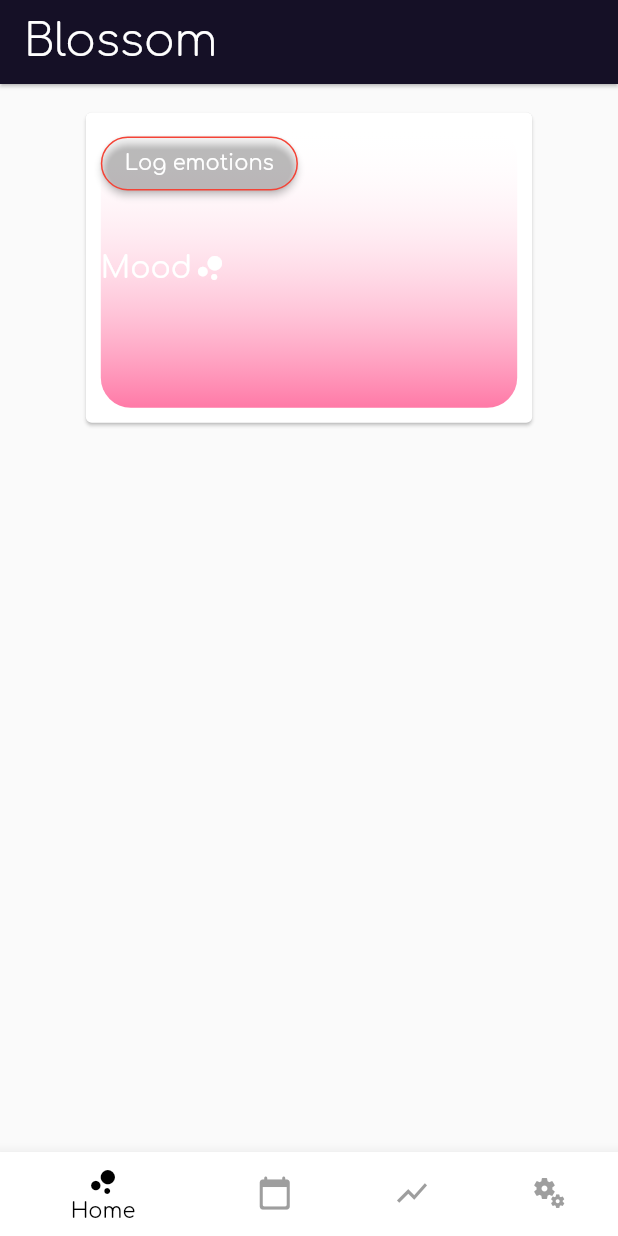
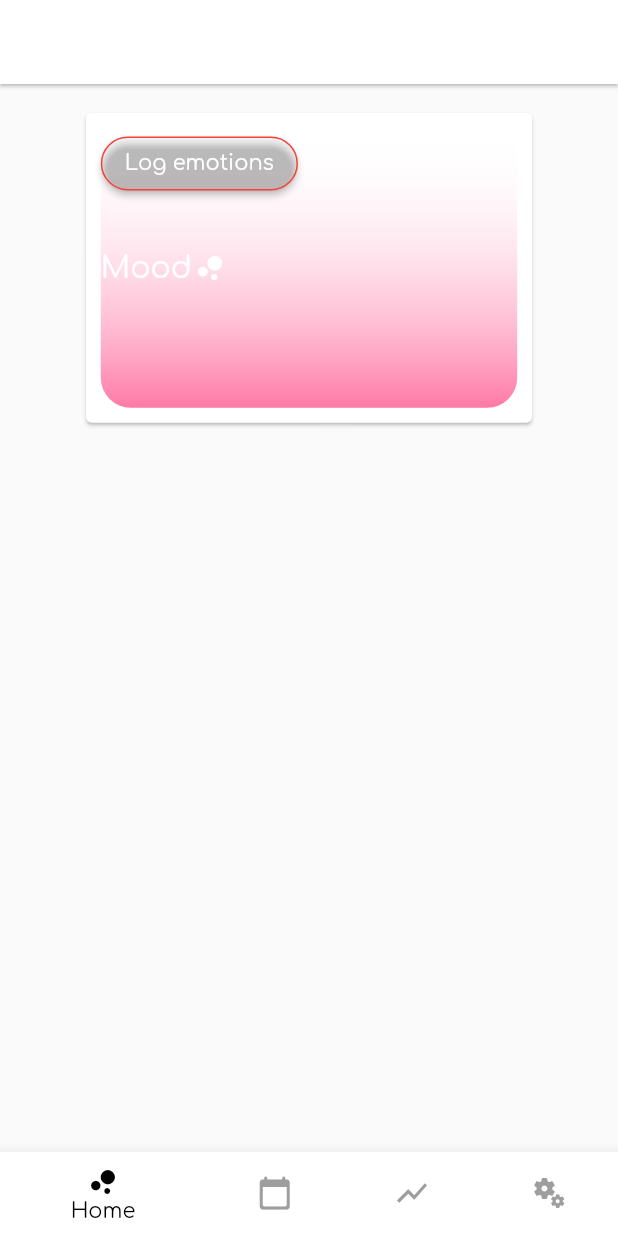
Before and after one commit to AugusteBalz/trial0125, a Flutter app: the screen it shows after launch, on a phone screen of 412 x 824 dp. Run offline on Flutter 3.47's test engine with Material 2 defaults, Android fonts, the phone set to English and light mode, and no system bars; drawn by our look-alikes of carousel_slider; our stand-ins replace hive, toggle_switch; accounts and stored records are empty.

Commit message:
simple theme change works // edit 1

```diff
--- a/lib/globals/colors_of_mood.dart
+++ b/lib/globals/colors_of_mood.dart
@@ -1,7 +1,8 @@
 
 import 'package:flutter/material.dart';
 
-
+//TODO: if ever needed, very very pretty color!!!!!!!!!!!!
+// color: Color(0xFF151026),
 
 
 Color angryMoodColor = Colors.red;
--- a/lib/main.dart
+++ b/lib/main.dart
@@ -53,6 +53,30 @@ class MyAppFirst extends StatelessWidget {
             theme: ThemeData(
               // Define the default brightness and colors.
                 brightness: Brightness.light,
+                primaryColor: Colors.deepPurple,
+
+                // Define the default font family.
+                fontFamily: 'Comfortaa',
+
+
+                // Define the default `TextTheme`. Use this to specify the default
+                // text styling for headlines, titles, bodies of text, and more.
+                textTheme: const TextTheme(
+                  headline1: TextStyle(fontSize: 40.0, fontWeight: FontWeight.bold, color: Colors.black),
+                  headline6: TextStyle(fontSize: 30.0, fontWeight: FontWeight.w200),
+                  // bodyText2: TextStyle(fontSize: 14.0, fontFamily: 'OpenSans'),
+                ),
+                appBarTheme: const AppBarTheme(
+                  brightness: Brightness.light,
+
+                  systemOverlayStyle: SystemUiOverlayStyle.dark,
+                  color: Colors.white,
+                  elevation: 1,
+
+                )),
+
+            darkTheme: ThemeData(// Define the default brightness and colors.
+                brightness: Brightness.dark,
                 primaryColor: const Color(0xFF151026),
 
                 // Define the default font family.
@@ -66,15 +90,11 @@ class MyAppFirst extends StatelessWidget {
                   headline6: TextStyle(fontSize: 30.0, fontWeight: FontWeight.w200),
                   // bodyText2: TextStyle(fontSize: 14.0, fontFamily: 'OpenSans'),
                 ),
-                appBarTheme: AppBarTheme(
-                  // color: Colors.transparent,
+                appBarTheme: const AppBarTheme(
+
                   elevation: 1,
 
-                  //TODO: if ever needed, very very pretty color!!!!!!!!!!!!
-                  color: const Color(0xFF151026),
-                )),
-
-            darkTheme: ThemeData.dark(), // Provide dark theme.
+                )), // Provide dark theme.
             themeMode: currentModel.mode,
             // =model.mode
 
@@ -92,10 +112,12 @@ class MyApp extends StatelessWidget {
 
   @override
   Widget build(BuildContext context) {
-    SystemChrome.setSystemUIOverlayStyle(
+   /* SystemChrome.setSystemUIOverlayStyle(
         SystemUiOverlayStyle(statusBarColor: Colors.transparent
           //color set to transperent or set your own color
         ));
+
+    */
 
     return HomePage();
   }
```
